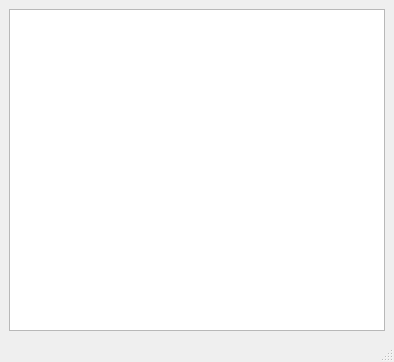
The window that main.ui (Nitor112221/-2.0) describes before a commit, drawn with Qt 5.
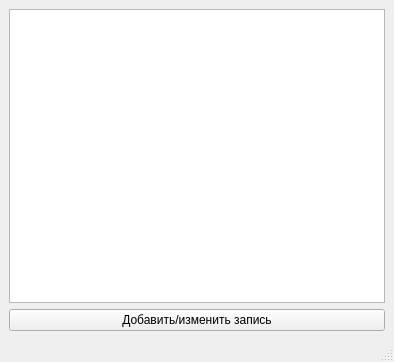
The same window after the commit.

Diff of the .ui file:
```diff
--- a/main.ui
+++ b/main.ui
@@ -18,6 +18,13 @@
     <item>
      <widget class="QTableWidget" name="tableWidget"/>
     </item>
+    <item>
+     <widget class="QPushButton" name="addbutton">
+      <property name="text">
+       <string>Добавить/изменить запись</string>
+      </property>
+     </widget>
+    </item>
    </layout>
   </widget>
   <widget class="QMenuBar" name="menubar">
```
